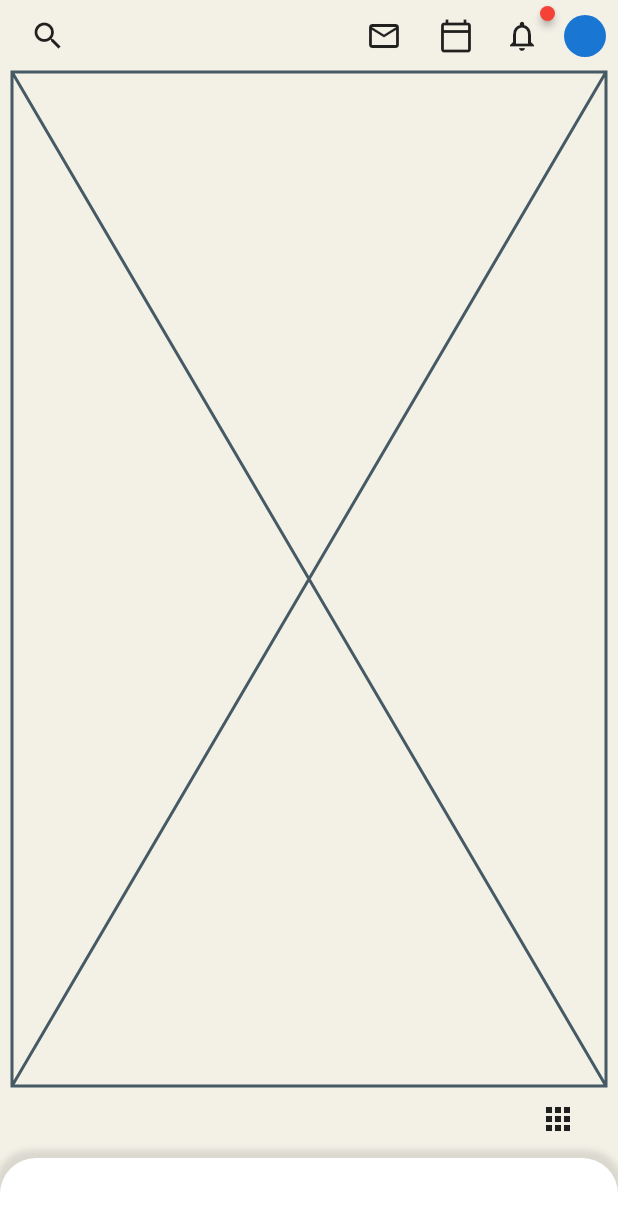
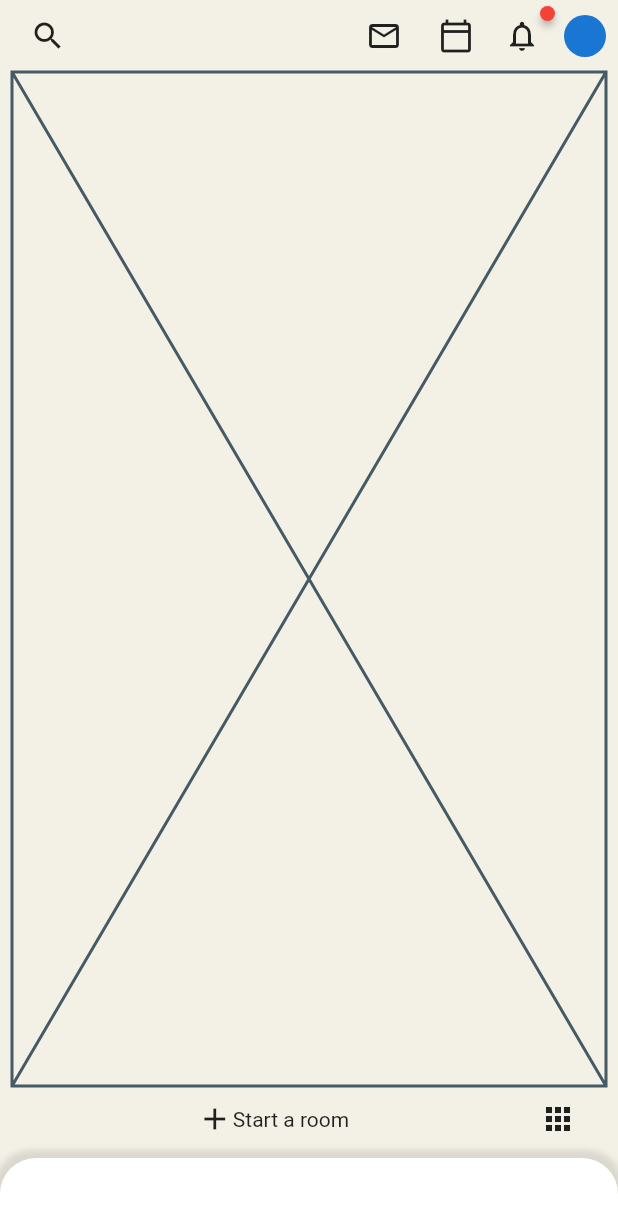
Before and after one commit to JAICHANGPARK/flutter_notebook_11th_story, a Flutter app: the screen it shows after launch, on a phone screen of 412 x 824 dp. Shown: the top 1230 px of the screen. Run offline on Flutter 3.47's test engine with Material 2 defaults, Android fonts, the phone set to English and light mode, and no system bars; drawn by our look-alikes of badges.

Commit message:
Update clubhouse_home_page.dart

```diff
--- a/lib/ep701_clubhouse/ui/clubhouse_home_page.dart
+++ b/lib/ep701_clubhouse/ui/clubhouse_home_page.dart
@@ -81,9 +81,16 @@ class _ClubhouseHomePageState extends State<ClubhouseHomePage> {
            child: Row(
              children: [
                Spacer(),
-               Container(
+              Container(
+                child: Row(
+                  children: [
+                    Icon(Icons.add),
+                    Text("Start a room")
+                  ],
+                ),
 
-               ),
+              ),
+               Spacer(),
                IconButton(icon: Icon(Icons.apps), onPressed: (){})
              ],
            ),
```
